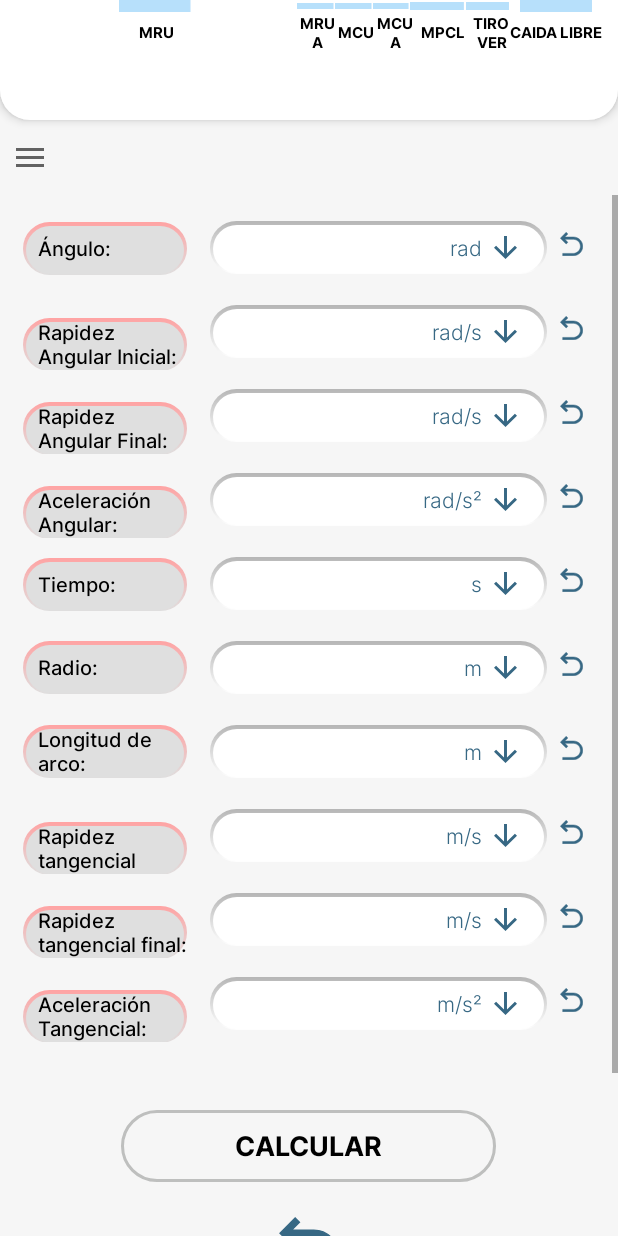
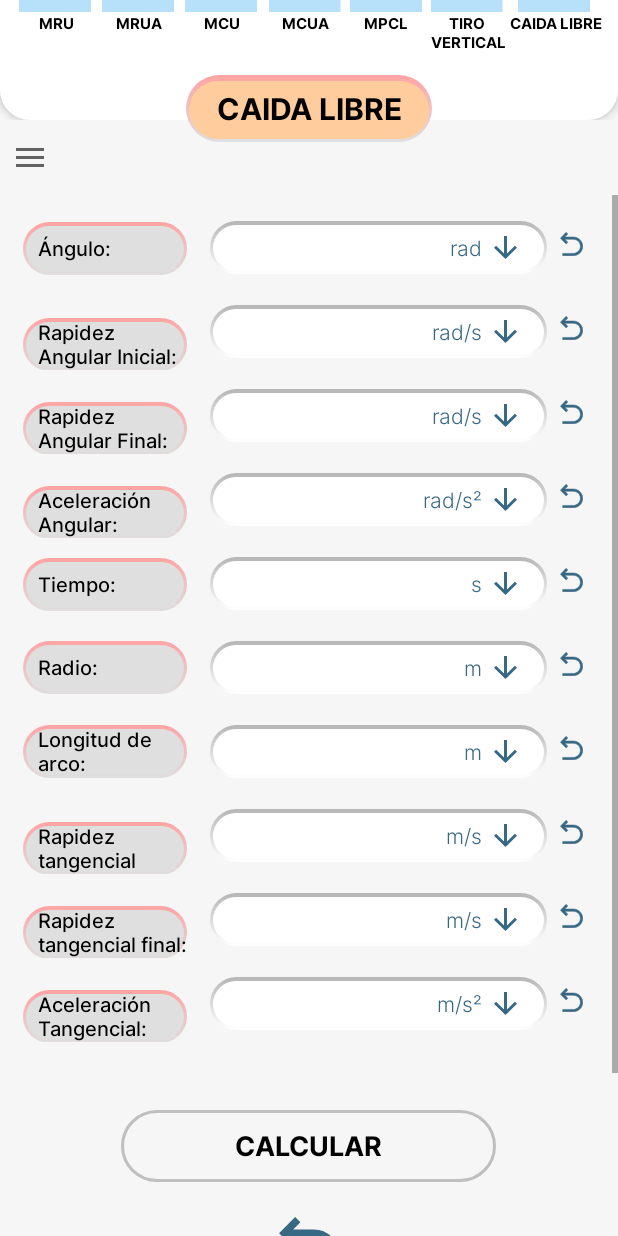
Before and after one commit to PDuban05/calculadora_cinematica, an Android app: the calculadora_MCUA screen opened through its navigation route, on a phone screen of 412 x 824 dp. Run offline under Robolectric (Android 15) with nearby library versions, the phone set to English and light mode, and no system bars; our stand-ins replace navigation-ui.

Commit message:
2dp  lados

```diff
--- a/app/src/main/java/com/calculadorasdefisica/calculadoradecinematica/MainActivity.java
+++ b/app/src/main/java/com/calculadorasdefisica/calculadoradecinematica/MainActivity.java
@@ -1,7 +1,9 @@
 package com.calculadorasdefisica.calculadoradecinematica;
 
+import android.content.Context;
 import android.os.Bundle;
 import android.view.Menu;
+import android.widget.TextView;
 
 
 import com.example.pruebaa.R;
@@ -20,6 +22,7 @@ public class MainActivity extends AppCompatActivity {
 
     private AppBarConfiguration mAppBarConfiguration;
     private ActivityMainBinding binding;
+    private  Context globalContext = null;
 
 
 
@@ -50,6 +53,10 @@ public class MainActivity extends AppCompatActivity {
 
 
 
+
+
+
+
     }
 
 
--- a/app/src/main/java/com/calculadorasdefisica/calculadoradecinematica/caida_libre.java
+++ b/app/src/main/java/com/calculadorasdefisica/calculadoradecinematica/caida_libre.java
@@ -3,6 +3,8 @@ package com.calculadorasdefisica.calculadoradecinematica;
 import static java.lang.Double.parseDouble;
 
 import android.annotation.SuppressLint;
+import android.content.Context;
+import android.graphics.drawable.Drawable;
 import android.os.Bundle;
 
 import androidx.annotation.NonNull;
@@ -31,6 +33,7 @@ public class caida_libre extends Fragment {
     private Button calcular;
     FloatingActionButton navegar;
     private Spinner spinner_gravedad,spinner_velocidad_final,spinner_velocidad_inicial,spinner_tiempo,spinner_altura;
+    TextView name;
 
 
 
@@ -48,6 +51,8 @@ public class caida_libre extends Fragment {
 
 
 
+
+
     }
 
     @Override
@@ -58,6 +63,8 @@ public class caida_libre extends Fragment {
 
 
 
+
+
     }
 
 
@@ -65,6 +72,8 @@ public class caida_libre extends Fragment {
     @Override
     public void onViewCreated(@NonNull View view, @Nullable Bundle savedInstanceState) {
         super.onViewCreated(view, savedInstanceState);
+
+
 
 
 
--- a/app/src/main/res/drawable/background_edit_text.xml
+++ b/app/src/main/res/drawable/background_edit_text.xml
@@ -13,7 +13,7 @@
     </item>
 
     <item
-        android:bottom="1dp"
+        android:bottom="2dp"
         android:left="2dp"
         android:right="2dp"
         android:top="3dp">
--- a/app/src/main/res/drawable/backgroungtext.xml
+++ b/app/src/main/res/drawable/backgroungtext.xml
@@ -13,7 +13,7 @@
     </item>
 
     <item
-        android:bottom="1dp"
+        android:bottom="2dp"
         android:left="2dp"
         android:right="2dp"
         android:top="3dp">
--- a/app/src/main/res/drawable/name_frames_head.xml
+++ b/app/src/main/res/drawable/name_frames_head.xml
@@ -13,10 +13,10 @@
 </item>
 
 <item
-    android:bottom="1dp"
+    android:bottom="2dp"
     android:left="2dp"
     android:right="2dp"
-    android:top="3dp">
+    android:top="4dp">
     <shape android:shape="rectangle" >
         <solid android:color="#FFCC9D" />
         <corners android:radius="80dp"></corners>
--- a/app/src/main/res/layout/app_bar_main.xml
+++ b/app/src/main/res/layout/app_bar_main.xml
@@ -10,12 +10,16 @@
 
 
     <com.google.android.material.appbar.AppBarLayout
+        android:id="@+id/appBarLayout"
         android:layout_width="match_parent"
         android:layout_height="wrap_content"
         android:background="#F6F6F6"
         app:elevation="0dp">
 
 
+        <RelativeLayout
+            android:layout_width="match_parent"
+            android:layout_height="80dp">
 
 
             <TableLayout
@@ -94,9 +98,7 @@
                     android:layout_width="wrap_content"
                     android:layout_height="match_parent"
                     android:layout_marginStart="10dp"
-                    android:layout_marginEnd="10dp"
-                    android:gravity="center"
-                    android:textAlignment="gravity">
+                    android:layout_marginEnd="10dp">
 
                     <TextView
                         android:id="@+id/mru_t"
@@ -158,46 +160,14 @@
                         style="@style/text_head"
                         android:layout_width="wrap_content"
                         android:layout_height="wrap_content"
-                        android:text="@string/CA_tt"
-                        />
-
-                </TableRow>
-
-                <TableRow
-                    android:layout_width="match_parent"
-                    android:layout_height="wrap_content"
-
-                    android:textAlignment="gravity">
-
-
-                    <TextView
-                        android:layout_width="wrap_content"
-                        android:layout_height="wrap_content"
-                        android:layout_marginTop="48dp"
-                        android:background="@drawable/name_frames_head"
-                        android:fontFamily="@font/inter_bold"
-                        android:paddingStart="40dp"
-                        android:paddingTop="0.09in"
-                        android:paddingEnd="40dp"
-                        android:paddingBottom="0.09in"
-                        android:text="Caida libre"
-                        android:textColor="@color/black"
-                        android:textSize="25dp"
-                        />
-
-
-
+                        android:text="@string/CA_tt" />
 
                 </TableRow>
 
 
-
-
-
-
-
             </TableLayout>
 
+        </RelativeLayout>
 
 
         <androidx.appcompat.widget.Toolbar
@@ -214,5 +184,23 @@
         android:id="@+id/include"
         layout="@layout/content_main" />
 
+    <TextView
+        android:id="@+id/name_fragments"
+        android:layout_width="wrap_content"
+        android:layout_height="wrap_content"
+        android:background="@drawable/name_frames_head"
+        android:fontFamily="@font/inter_bold"
+        android:gravity="center"
+        android:paddingStart="20dp"
+        android:paddingTop="8dp"
+        android:paddingEnd="20dp"
+        android:layout_marginTop="50dp"
+        android:paddingBottom="8dp"
+        android:text="CAIDA LIBRE"
+        android:textColor="@color/black"
+        android:textSize="20dp"
+        app:layout_anchor="@+id/appBarLayout"
+        app:layout_anchorGravity="center" />
+
 
 </androidx.coordinatorlayout.widget.CoordinatorLayout>
```
